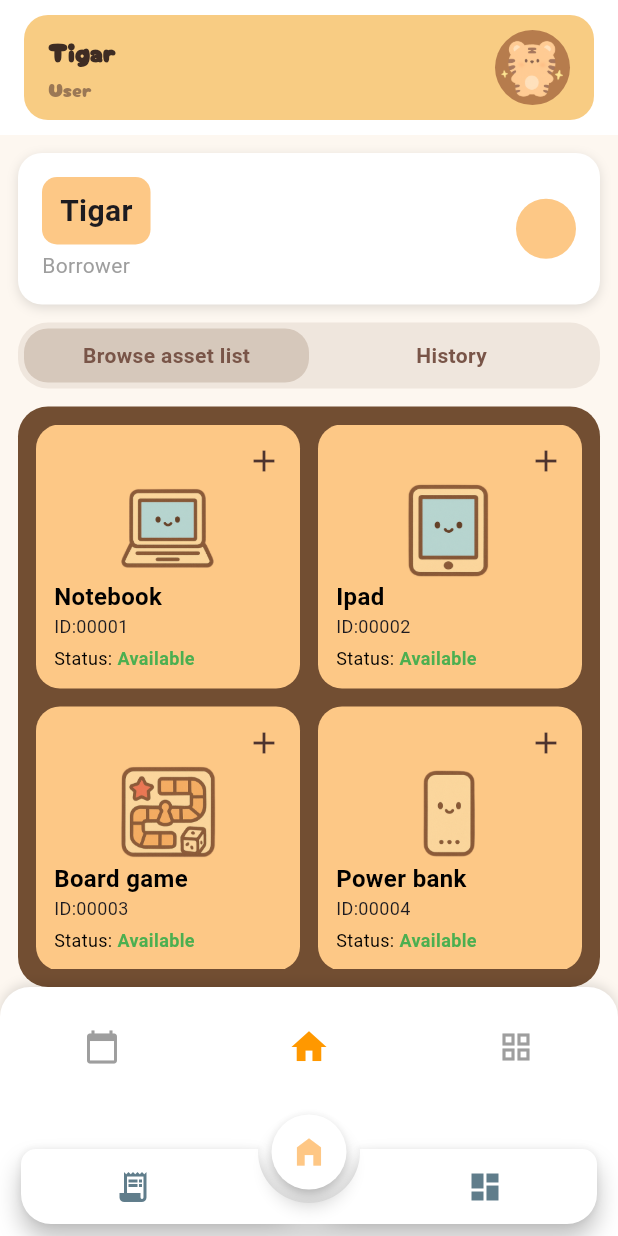
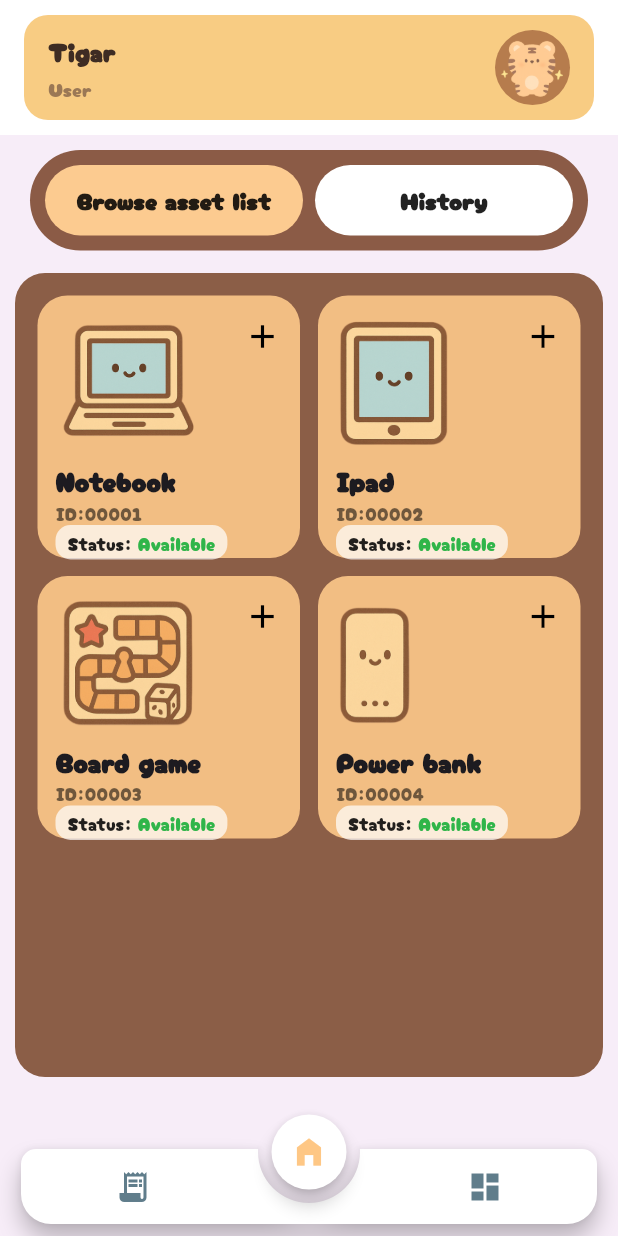
Before and after one commit to kimmysoybad404/project_mobile, a Flutter app: the screen it shows after launch, on a phone screen of 412 x 824 dp. Run offline on Flutter 3.47's test engine with Material 3 defaults, Android fonts, the phone set to English and light mode, and no system bars; drawn by our look-alikes of animated_notch_bottom_bar; our stand-ins replace fl_chart.

Commit message:
complete : borrower home page

```diff
--- a/lib/Borrower/home_page.dart
+++ b/lib/Borrower/home_page.dart
@@ -11,114 +11,63 @@ class HomeBorrower extends StatefulWidget {
 class _HomeBorrowerState extends State<HomeBorrower> {
   @override
   Widget build(BuildContext context) {
-    return MaterialApp(
-      debugShowCheckedModeBanner: false,
-      home: const BorrowerHomePage(),
-    );
-  }
-}
-
-class BorrowerHomePage extends StatelessWidget {
-  const BorrowerHomePage({super.key});
-
-  @override
-  Widget build(BuildContext context) {
-    final Color lightOrange = const Color(0xFFFDC886);
-    final Color darkBrown = const Color(0xFF724E32);
-    final Color background = const Color(0xFFFDF7F0);
-
     return Scaffold(
-      backgroundColor: background,
+      backgroundColor: const Color(0xFFF7EDF8),
       body: SafeArea(
         child: Column(
           children: [
-            // Header
-            Container(
-              margin: const EdgeInsets.all(12),
-              padding: const EdgeInsets.all(16),
-              decoration: BoxDecoration(
-                color: Colors.white,
-                borderRadius: BorderRadius.circular(16),
-                boxShadow: [
-                  BoxShadow(
-                    color: Colors.black12,
-                    blurRadius: 6,
-                    offset: const Offset(0, 2),
-                  )
-                ],
-              ),
-              child: Row(
-                children: [
-                  Expanded(
-                    child: Column(
-                      crossAxisAlignment: CrossAxisAlignment.start,
-                      children: [
-                        Container(
-                          decoration: BoxDecoration(
-                            color: lightOrange,
-                            borderRadius: BorderRadius.circular(10),
-                          ),
-                          padding: const EdgeInsets.symmetric(
-                              vertical: 8, horizontal: 12),
-                          child: const Text(
-                            "Tigar",
-                            style: TextStyle(
-                                fontSize: 20, fontWeight: FontWeight.bold),
-                          ),
-                        ),
-                        const SizedBox(height: 4),
-                        const Text(
-                          "Borrower",
-                          style:
-                              TextStyle(color: Colors.grey, fontSize: 14),
-
-                        ),
-                      ],
-                    ),
-                  ),
-                  CircleAvatar(
-                    radius: 20,
-                    backgroundColor: lightOrange,
-                    // backgroundImage: AssetImage("assets/hamster.png"),
-                  )
-                ],
-              ),
-            ),
-
-            // Tabs
+            const SizedBox(height: 10),
+            // --- Tab Buttons ---
             Padding(
-              padding: const EdgeInsets.symmetric(horizontal: 12),
+              padding: const EdgeInsets.symmetric(horizontal: 20),
               child: Container(
                 decoration: BoxDecoration(
-                  borderRadius: BorderRadius.circular(20),
-                  color: darkBrown.withOpacity(0.1),
+                  color: const Color(
+                    0xFF8B5B46,
+                  ), // ✅ สีน้ำตาลพื้นหลังเหมือนในรูป
+                  borderRadius: BorderRadius.circular(40), // ✅ ทำให้โค้งยาว
                 ),
-                padding: const EdgeInsets.all(4),
+                padding: const EdgeInsets.all(10), // ขอบใน
                 child: Row(
                   children: [
                     Expanded(
                       child: Container(
                         decoration: BoxDecoration(
-                          color: darkBrown.withOpacity(0.2),
-                          borderRadius: BorderRadius.circular(16),
+                          color: const Color(
+                            0xFFFCCB90,
+                          ), // ✅ สีครีมส้มของ Browse
+                          borderRadius: BorderRadius.circular(25),
                         ),
-                        padding: const EdgeInsets.symmetric(vertical: 8),
-                        alignment: Alignment.center,
-                        child: const Text(
-                          "Browse asset list",
-                          style: TextStyle(
-                              fontWeight: FontWeight.bold, color: Colors.brown),
+                        padding: const EdgeInsets.symmetric(vertical: 12),
+                        child: const Center(
+                          child: Text(
+                            'Browse asset list',
+                            style: TextStyle(
+                              fontWeight: FontWeight.bold,
+                              color: Colors.black87,
+                              fontSize: 16,
+                            ),
+                          ),
                         ),
                       ),
                     ),
+                    const SizedBox(width: 8),
                     Expanded(
                       child: Container(
-                        padding: const EdgeInsets.symmetric(vertical: 8),
-                        alignment: Alignment.center,
-                        child: const Text(
-                          "History",
-                          style: TextStyle(
-                              fontWeight: FontWeight.bold, color: Colors.brown),
+                        decoration: BoxDecoration(
+                          color: Colors.white, // ✅ สีขาวของ History
+                          borderRadius: BorderRadius.circular(25),
+                        ),
+                        padding: const EdgeInsets.symmetric(vertical: 12),
+                        child: const Center(
+                          child: Text(
+                            'History',
+                            style: TextStyle(
+                              fontWeight: FontWeight.bold,
+                              color: Colors.black87,
+                              fontSize: 16,
+                            ),
+                          ),
                         ),
                       ),
                     ),
@@ -127,41 +76,45 @@ class BorrowerHomePage extends StatelessWidget {
               ),
             ),
 
-            const SizedBox(height: 12),
+            const SizedBox(height: 15),
 
-            // Grid items
+            // --- Asset Cards Grid ---
             Expanded(
               child: Container(
-                margin: const EdgeInsets.symmetric(horizontal: 12),
                 decoration: BoxDecoration(
-                  color: darkBrown,
+                  color: const Color(0xFF8B5E47),
                   borderRadius: BorderRadius.circular(20),
                 ),
-                padding: const EdgeInsets.all(12),
+                padding: const EdgeInsets.all(15),
+                margin: const EdgeInsets.fromLTRB(10, 0, 10, 20),
                 child: GridView.count(
                   crossAxisCount: 2,
                   crossAxisSpacing: 12,
                   mainAxisSpacing: 12,
                   children: const [
                     AssetCard(
-                      imagePath: "assets/images/notebook.png",
-                      name: "Notebook",
-                      id: "00001",
+                      name: 'Notebook',
+                      id: '00001',
+                      imagePath: 'assets/images/notebook.png',
+                      status: 'Available',
                     ),
                     AssetCard(
-                      imagePath: "assets/images/ipad.png",
-                      name: "Ipad",
-                      id: "00002",
+                      name: 'Ipad',
+                      id: '00002',
+                      imagePath: 'assets/images/ipad.png',
+                      status: 'Available',
                     ),
                     AssetCard(
-                      imagePath: "assets/images/bord.png",
-                      name: "Board game",
-                      id: "00003",
+                      name: 'Board game',
+                      id: '00003',
+                      imagePath: 'assets/images/boardgame.png',
+                      status: 'Available',
                     ),
                     AssetCard(
-                      imagePath: "assets/images/power.png",
-                      name: "Power bank",
-                      id: "00004",
+                      name: 'Power bank',
+                      id: '00004',
+                      imagePath: 'assets/images/powerbank.png',
+                      status: 'Available',
                     ),
                   ],
                 ),
@@ -170,97 +123,85 @@ class BorrowerHomePage extends StatelessWidget {
           ],
         ),
       ),
-
-      // Bottom navigation
-      bottomNavigationBar: Container(
-        decoration: BoxDecoration(
-          color: Colors.white,
-          borderRadius: const BorderRadius.only(
-              topLeft: Radius.circular(20), topRight: Radius.circular(20)),
-          boxShadow: [
-            BoxShadow(
-                color: Colors.black12, blurRadius: 6, offset: const Offset(0, -2))
-          ],
-        ),
-        child: BottomAppBar(
-          color: Colors.transparent,
-          elevation: 0,
-          child: Padding(
-            padding: const EdgeInsets.symmetric(horizontal: 40, vertical: 10),
-            child: Row(
-              mainAxisAlignment: MainAxisAlignment.spaceBetween,
-              children: const [
-                Icon(Icons.calendar_today, color: Colors.grey),
-                CircleAvatar(
-                  radius: 25,
-                  backgroundColor: Colors.white,
-                  child: Icon(Icons.home, color: Colors.orange, size: 28),
-                ),
-                Icon(Icons.grid_view, color: Colors.grey),
-              ],
-            ),
-          ),
-        ),
-      ),
     );
   }
 }
 
 class AssetCard extends StatelessWidget {
-  final String imagePath;
   final String name;
   final String id;
+  final String imagePath;
+  final String status;
 
   const AssetCard({
     super.key,
-    required this.imagePath,
     required this.name,
     required this.id,
+    required this.imagePath,
+    required this.status,
   });
 
   @override
   Widget build(BuildContext context) {
-    final Color lightOrange = const Color(0xFFFDC886);
-
     return Container(
       decoration: BoxDecoration(
-        color: lightOrange,
-        borderRadius: BorderRadius.circular(16),
+        color: const Color(0xFFF2BE83),
+        borderRadius: BorderRadius.circular(20),
       ),
       padding: const EdgeInsets.all(12),
       child: Column(
         crossAxisAlignment: CrossAxisAlignment.start,
         children: [
-          Align(
-              alignment: Alignment.topRight,
-              child: Icon(Icons.add, color: Colors.brown[800])),
-          Expanded(
-            child: Center(
-              child: Image.asset(
-                imagePath,
-                width: 70,
-                height: 70,
-                fit: BoxFit.contain,
+          // --- Image & Add Button ----------------------------------------------------------------------------------------
+          Row(
+            mainAxisAlignment: MainAxisAlignment.spaceBetween,
+            children: [
+              Image.asset(imagePath, height: 90),
+
+              // ✅ ขยับปุ่ม + ขึ้นเล็กน้อย
+              Transform.translate(
+                offset: const Offset(0, -30), // ปรับ -8 หรือ -10 แล้วแต่ต้องการ
+                child: const Icon(Icons.add, size: 26, color: Colors.black),
+              ),
+            ],
+          ),
+          const SizedBox(height: 8),
+          Text(
+            name,
+            style: const TextStyle(fontWeight: FontWeight.bold, fontSize: 18),
+          ),
+          Text(
+            'ID:$id',
+            style: const TextStyle(fontSize: 12, color: Colors.black54),
+          ),
+          const Spacer(),
+          Container(
+            padding: const EdgeInsets.symmetric(horizontal: 8, vertical: 3),
+            decoration: BoxDecoration(
+              color: Colors.white70,
+              borderRadius: BorderRadius.circular(10),
+            ),
+            child: RichText(
+              text: TextSpan(
+                children: [
+                   TextSpan(
+                    text: 'Status: ',
+                    // style: TextStyle(color: Colors.black87, fontSize: 12),
+                    style: Theme.of(context).textTheme.bodyMedium?.copyWith(
+          color: Colors.black87,
+          fontSize: 12,
+        ),
+                  ),
+                  TextSpan(
+                    text: status,
+                    style: Theme.of(context).textTheme.bodyMedium?.copyWith(
+          color: const Color.fromARGB(221, 17, 172, 51),
+          fontSize: 12,
+        ),
+                  ),
+                ],
               ),
             ),
-          ),
-          Text(
-            name,
-            style: const TextStyle(
-                fontWeight: FontWeight.bold, fontSize: 16, color: Colors.black),
-          ),
-          Text("ID:$id", style: const TextStyle(fontSize: 12)),
-          const SizedBox(height: 4),
-          Row(
-            children: const [
-              Text("Status: ",
-                  style: TextStyle(fontSize: 12, color: Colors.black)),
-              Text("Available",
-                  style: TextStyle(
-                      fontSize: 12,
-                      color: Colors.green,
-                      fontWeight: FontWeight.bold)),
-            ],
           ),
         ],
       ),
--- a/pubspec.yaml
+++ b/pubspec.yaml
@@ -63,8 +63,8 @@ flutter:
    - assets/images/TigarEye.png
    - assets/images/notebook.png
    - assets/images/ipad.png
-   - assets/images/power.png
-   - assets/images/bord.png
+   - assets/images/powerbank.png
+   - assets/images/boardgame.png
 
   # An image asset can refer to one or more resolution-specific "variants", see
   # https://flutter.dev/to/resolution-aware-images
```
Also changed, not shown: assets/images/boardgame.png (renamed from assets/images/bord.png), assets/images/powerbank.png (renamed from assets/images/power.png).
